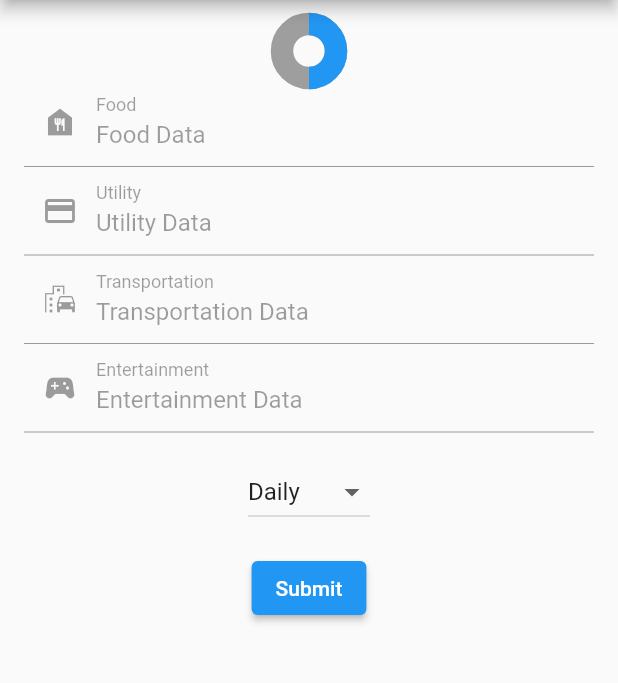
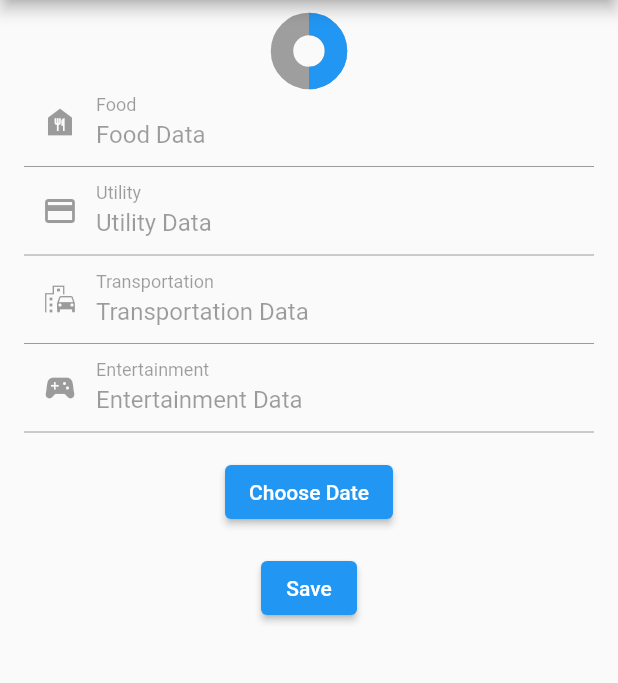
Before and after one commit to B210241C/authentication, a Flutter app: the InsertPage screen opened by its route, after a tap on the "arrow forward" icon, on a phone screen of 412 x 824 dp, the part 84-767 px from its top. Run offline on Flutter 3.47's test engine with Material 2 defaults, Android fonts, the phone set to English and light mode, and no system bars; our stand-ins replace pie_chart.

Commit message:
Insert and Summary

```diff
--- a/lib/Insert.dart
+++ b/lib/Insert.dart
@@ -1,4 +1,6 @@
 import 'package:flutter/material.dart';
+import 'package:flutter/cupertino.dart';
+import 'package:intl/intl.dart';
 
 class InsertPage extends StatefulWidget {
   @override
@@ -7,16 +9,35 @@ class InsertPage extends StatefulWidget {
 
 class Insert extends State<InsertPage> {
   static String id = 'Insert';
+  // Variables for food, utility, transportation, and entertainment
   String food = '';
   String utility = '';
   String transportation = '';
   String entertainment = '';
 
+  // Variable for selected date
+  DateTime selectedDate = DateTime.now();
+
+  // Function to show date picker dialog
+  Future<void> _showDatePicker(BuildContext context) async {
+    final DateTime? picked = await showDatePicker(
+      context: context,
+      initialDate: selectedDate,
+      firstDate: DateTime(2000),
+      lastDate: DateTime(2100),
+    );
+    if (picked != null && picked != selectedDate) {
+      setState(() {
+        selectedDate = picked;
+      });
+    }
+  }
+
   @override
   Widget build(BuildContext context) {
     return Scaffold(
       appBar: AppBar(
-        title: Text('Insert Expenses'),
+        title: Text('Insert Page'),
       ),
       body: Padding(
         padding: EdgeInsets.all(16.0),
@@ -29,13 +50,11 @@ class Insert extends State<InsertPage> {
                 });
               },
               decoration: InputDecoration(
-                  labelText: 'Food',
-                  prefixIcon: Icon(Icons.food_bank),
-      ),
-
+                labelText: 'Food',
+                prefixIcon: Icon(Icons.food_bank),
+              ),
             ),
             TextField(
-
               onChanged: (value) {
                 setState(() {
                   utility = value;
@@ -64,20 +83,33 @@ class Insert extends State<InsertPage> {
                 });
               },
               decoration: InputDecoration(
-                  labelText: 'Entertainment',
-                  prefixIcon: Icon(Icons.sports_esports),
+                labelText: 'Entertainment',
+                prefixIcon: Icon(Icons.sports_esports),
               ),
             ),
             SizedBox(height: 16.0),
             ElevatedButton(
               onPressed: () {
-                // Perform validation or save data to a database
+                _showDatePicker(context);
+              },
+              child: Text('Select Date'),
+            ),
+            SizedBox(height: 16.0),
+            Text(
+              'Selected Date: ${DateFormat('yyyy-MM-dd').format(selectedDate)}',
+              style: TextStyle(fontSize: 16.0),
+            ),
+            SizedBox(height: 16.0),
+            ElevatedButton(
+              onPressed: () {
+                // Perform insertion logic with the variables and selected date
                 print('Food: $food');
                 print('Utility: $utility');
                 print('Transportation: $transportation');
                 print('Entertainment: $entertainment');
+                print('Selected Date: $selectedDate');
               },
-              child: Text('Submit'),
+              child: Text('Insert Data'),
             ),
             Expanded(
 
--- a/lib/Summary.dart
+++ b/lib/Summary.dart
@@ -43,8 +43,8 @@ class SummarySpend extends State<MyPage> {
             TextField(
               enabled: false, // Set the text field to be disabled
               decoration: InputDecoration(
-                  labelText: 'Utility',
-                  prefixIcon: Icon(Icons.payment),
+                labelText: 'Utility',
+                prefixIcon: Icon(Icons.payment),
               ),
               controller: TextEditingController(text: utility),
             ),
@@ -65,33 +65,41 @@ class SummarySpend extends State<MyPage> {
               controller: TextEditingController(text: entertainment),
             ),
 
+
+
             SizedBox(height: 16.0),
-            DropdownButton<String>(
-              value: selectedPeriod,
-              onChanged: (String? value) {
-                setState(() {
-                  selectedPeriod = value!;
-                });
+            ElevatedButton(
+              onPressed: () {
+                // Add your logic here for displaying date picker
+                _showDatePicker(context);
               },
-              items: <String>['Daily', 'Weekly', 'Monthly', 'Yearly']
-                  .map((String value) {
-                return DropdownMenuItem<String>(
-                  value: value,
-                  child: Text(value),
-                );
-              }).toList(),
+              child: Text('Choose Date'),
+
             ),
             SizedBox(height: 16.0),
             ElevatedButton(
               onPressed: () {
-                // Access the selected period from the dropdown
-                print('Selected Period: $selectedPeriod');
+                // Add your logic here for saving data to the database
               },
-              child: Text('Submit'),
+              child: Text('Save'),
             ),
+
           ],
         ),
       ),
     );
   }
+
+  void _showDatePicker(BuildContext context) async {
+    final DateTime? pickedDate = await showDatePicker(
+      context: context,
+      initialDate: DateTime.now(),
+      firstDate: DateTime(2021),
+      lastDate: DateTime(2030),
+    );
+
+    if (pickedDate != null) {
+      // Add your logic here for handling the picked date and fetching data from the database
+    }
+  }
 }
--- a/pubspec.yaml
+++ b/pubspec.yaml
@@ -28,6 +28,7 @@ environment:
 # the latest version available on pub.dev. To see which dependencies have newer
 # versions available, run `flutter pub outdated`.
 dependencies:
+  intl: ^0.17.0
   flutter:
     sdk: flutter
 
```
Also changed, not shown: pubspec.lock.
